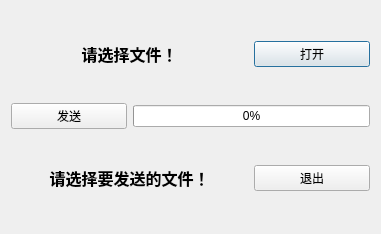
Before: the Qt Designer form tcpserver.ui in qiqiding/mychat, drawn with Qt 5.
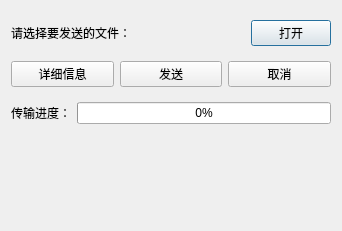
After: the same form once the commit is applied. Icons and pictures are not drawn.

```diff
--- a/tcpserver.ui
+++ b/tcpserver.ui
@@ -6,75 +6,107 @@
    <rect>
     <x>0</x>
     <y>0</y>
-    <width>381</width>
-    <height>234</height>
+    <width>342</width>
+    <height>231</height>
    </rect>
   </property>
+  <property name="maximumSize">
+   <size>
+    <width>10000</width>
+    <height>10000</height>
+   </size>
+  </property>
   <property name="windowTitle">
    <string>Dialog</string>
   </property>
   <layout class="QGridLayout" name="gridLayout">
-   <item row="0" column="0" colspan="2">
-    <widget class="QLabel" name="Label">
-     <property name="font">
-      <font>
-       <family>Agency FB</family>
-       <pointsize>12</pointsize>
-       <weight>75</weight>
-       <bold>true</bold>
-      </font>
-     </property>
+   <item row="0" column="0">
+    <layout class="QHBoxLayout" name="horizontalLayout_4">
+     <item>
+      <widget class="QLabel" name="label">
      <property name="text">
-      <string>请选择文件！</string>
-     </property>
-     <property name="alignment">
-      <set>Qt::AlignCenter</set>
+        <string>请选择要发送的文件：</string>
      </property>
     </widget>
    </item>
-   <item row="0" column="2">
+     <item>
+      <spacer name="horizontalSpacer_2">
+       <property name="orientation">
+        <enum>Qt::Horizontal</enum>
+       </property>
+       <property name="sizeHint" stdset="0">
+        <size>
+         <width>43</width>
+         <height>20</height>
+        </size>
+       </property>
+      </spacer>
+     </item>
+     <item>
     <widget class="QPushButton" name="serverOpenBtn">
      <property name="text">
       <string>打开</string>
      </property>
     </widget>
    </item>
+    </layout>
+   </item>
    <item row="1" column="0">
+    <layout class="QHBoxLayout" name="horizontalLayout">
+     <item>
+      <widget class="QPushButton" name="pushButton">
+       <property name="text">
+        <string>详细信息</string>
+       </property>
+       <property name="checkable">
+        <bool>true</bool>
+       </property>
+      </widget>
+     </item>
+     <item>
     <widget class="QPushButton" name="serverSendBtn">
      <property name="text">
       <string>发送</string>
      </property>
     </widget>
    </item>
-   <item row="1" column="1" colspan="2">
+     <item>
+      <widget class="QPushButton" name="serverCloseBtn">
+       <property name="text">
+        <string>取消</string>
+       </property>
+      </widget>
+     </item>
+    </layout>
+   </item>
+   <item row="2" column="0">
+    <layout class="QHBoxLayout" name="horizontalLayout_2">
+     <item>
+      <widget class="QLabel" name="label_2">
+       <property name="text">
+        <string>传输进度：</string>
+       </property>
+      </widget>
+     </item>
+     <item>
     <widget class="QProgressBar" name="progressBar">
      <property name="value">
       <number>0</number>
      </property>
     </widget>
    </item>
-   <item row="2" column="0" colspan="2">
+    </layout>
+   </item>
+   <item row="3" column="0">
     <widget class="QLabel" name="serverStatusLabel">
-     <property name="font">
-      <font>
-       <family>Agency FB</family>
-       <pointsize>12</pointsize>
-       <weight>75</weight>
-       <bold>true</bold>
-      </font>
+     <property name="maximumSize">
+      <size>
+       <width>309</width>
+       <height>69</height>
+      </size>
      </property>
      <property name="text">
-      <string>请选择要发送的文件！</string>
-     </property>
-     <property name="alignment">
-      <set>Qt::AlignCenter</set>
-     </property>
-    </widget>
-   </item>
-   <item row="2" column="2">
-    <widget class="QPushButton" name="serverCloseBtn">
-     <property name="text">
-      <string>退出</string>
+      <string/>
      </property>
     </widget>
    </item>
```
Left out of the diff: 8 changed lines with no effect on the pictures. Lines whose indentation alone changed are shown as unchanged.
